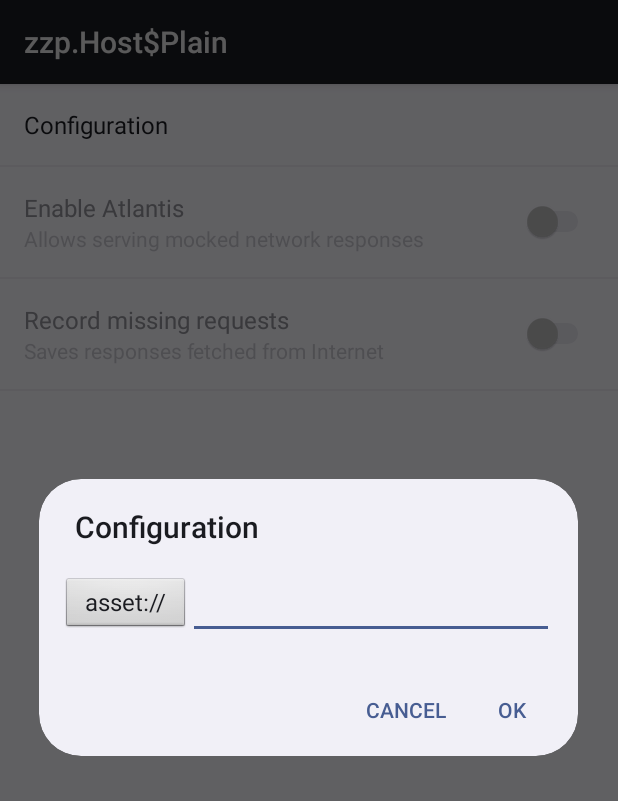
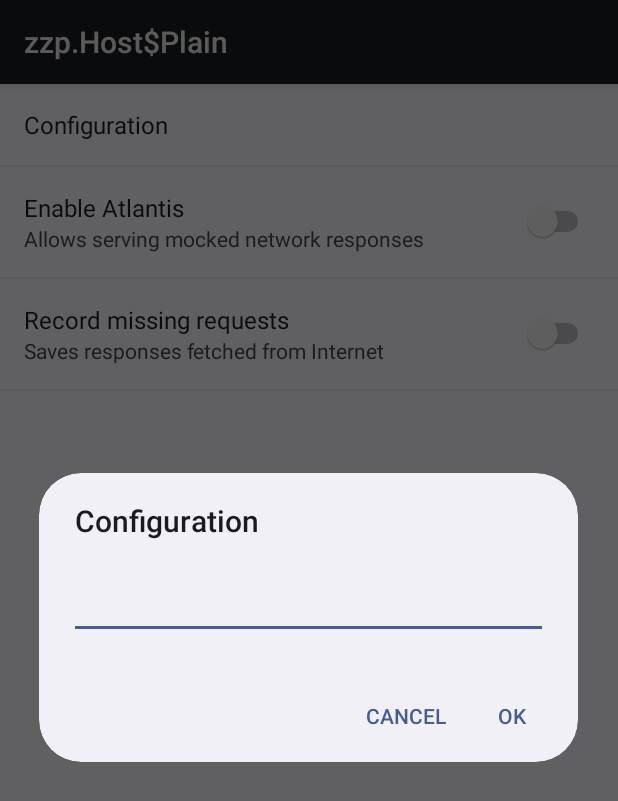
Before and after one commit to echsylon/atlantis-extra, an Android app: the fragment AtlantisSettingsFragment shown on its own in the app's theme, after a tap on "Configuration", on a phone screen of 412 x 824 dp. Shown: the top 801 px of the screen. Run offline under Robolectric (Android 15) with nearby library versions, the phone set to English and light mode, and no system bars; libraries missing offline, so code that uses them is left out: com.echsylon.atlantis.

Commit message:
Removes custom dialog preference

```diff
--- a/library/src/main/java/com/echsylon/atlantis/extra/AtlantisConfigurationPreference.java
+++ /dev/null
@@ -1,179 +0,0 @@
-package com.echsylon.atlantis.extra;
-
-import android.content.Context;
-import android.content.res.TypedArray;
-import android.os.Parcel;
-import android.os.Parcelable;
-import android.preference.DialogPreference;
-import android.util.AttributeSet;
-import android.view.View;
-import android.view.ViewGroup;
-import android.widget.EditText;
-import android.widget.Spinner;
-
-/**
- * This custom {@link DialogPreference} enables configuring a configuration
- * source for Atlantis. Valid sources are {@code "asset://..."} references,
- * {@code "file://..."} paths or {@code "http://..."} URL's.
- */
-class AtlantisConfigurationPreference extends DialogPreference {
-
-    /**
-     * A custom parcelable class persisting the current instance state of this
-     * preference object.
-     */
-    private static class SavedState extends BaseSavedState {
-        public static final Parcelable.Creator<SavedState> CREATOR =
-                new Parcelable.Creator<SavedState>() {
-                    public SavedState createFromParcel(Parcel in) {
-                        return new SavedState(in);
-                    }
-
-                    public SavedState[] newArray(int size) {
-                        return new SavedState[size];
-                    }
-                };
-
-        private String text;
-
-        private SavedState(Parcel source) {
-            super(source);
-            text = source.readString();
-        }
-
-        private SavedState(Parcelable superState) {
-            super(superState);
-        }
-
-        @Override
-        public void writeToParcel(Parcel dest, int flags) {
-            super.writeToParcel(dest, flags);
-            dest.writeString(text);
-        }
-    }
-
-    private TypeAdapter typeAdapter;
-    private Spinner typeSelector;
-    private EditText pathTextBox;
-
-    private String summaryPattern;
-    private String value;
-
-    public AtlantisConfigurationPreference(Context context, AttributeSet attrs) {
-        super(context, attrs);
-    }
-
-    @Override
-    protected View onCreateView(ViewGroup parent) {
-        View view = super.onCreateView(parent);
-        CharSequence summary = getSummary();
-        summaryPattern = summary != null ?
-                summary.toString() :
-                null;
-        setSummary(getPersistedString(""));
-        return view;
-    }
-
-    @Override
-    protected View onCreateDialogView() {
-        View view = super.onCreateDialogView();
-        typeAdapter = new TypeAdapter(getContext());
-        typeSelector = (Spinner) view.findViewById(R.id.type);
-        typeSelector.setAdapter(typeAdapter);
-        pathTextBox = (EditText) view.findViewById(R.id.text);
-        return view;
-    }
-
-    @Override
-    protected void onBindDialogView(View view) {
-        super.onBindDialogView(view);
-        setValue(getPersistedString(""));
-    }
-
-
-    @Override
-    protected void onDialogClosed(boolean positiveResult) {
-        super.onDialogClosed(positiveResult);
-        if (positiveResult) {
-            String path = pathTextBox.getText().toString();
-            if (!path.isEmpty()) {
-                TypeAdapter.Type type = (TypeAdapter.Type) typeSelector.getSelectedItem();
-                String value = type.value + path;
-                if (callChangeListener(value)) {
-                    setValue(value);
-                    setSummary(String.format(summaryPattern, value));
-                }
-            }
-        }
-    }
-
-    @Override
-    protected Object onGetDefaultValue(TypedArray a, int index) {
-        return a.getString(index);
-    }
-
-    @Override
-    protected void onSetInitialValue(boolean doRestore, Object defaultValue) {
-        setValue(doRestore ?
-                getPersistedString(value) :
-                (String) defaultValue);
-    }
-
-    @Override
-    public boolean shouldDisableDependents() {
-        return value == null || value.isEmpty() || super.shouldDisableDependents();
-    }
-
-    @Override
-    protected Parcelable onSaveInstanceState() {
-        final Parcelable superState = super.onSaveInstanceState();
-        if (isPersistent()) {
-            return superState;
-        }
-
-        final SavedState myState = new SavedState(superState);
-        myState.text = value;
-        return myState;
-    }
-
-    @Override
-    protected void onRestoreInstanceState(Parcelable state) {
-        if (state == null || !state.getClass().equals(SavedState.class)) {
-            super.onRestoreInstanceState(state);
-            return;
-        }
-
-        SavedState myState = (SavedState) state;
-        super.onRestoreInstanceState(myState.getSuperState());
-        setValue(myState.text);
-    }
-
-    /**
-     * Updates the UI and persists the given value.
-     *
-     * @param text The new configuration source to show and persist.
-     */
-    private void setValue(String text) {
-        value = text;
-        persistString(value);
-        notifyDependencyChange(shouldDisableDependents());
-        notifyChanged();
-
-        int splitIndex = text.indexOf("://");
-        if (splitIndex > 0) {
-            splitIndex += 3;
-
-            String path = text.substring(splitIndex);
-            if (pathTextBox != null)
-                pathTextBox.setText(path);
-
-            String scheme = text.substring(0, splitIndex);
-            if (typeSelector != null)
-                for (int i = 0, c = typeAdapter.getCount(); i < c; i++) {
-                    TypeAdapter.Type type = typeAdapter.getItem(i);
-                    if (type != null && scheme.equals(type.value))
-                        typeSelector.setSelection(i);
-                }
-        }
-    }
-}
--- a/library/src/main/java/com/echsylon/atlantis/extra/TypeAdapter.java
+++ /dev/null
@@ -1,70 +0,0 @@
-package com.echsylon.atlantis.extra;
-
-import android.content.Context;
-import android.view.LayoutInflater;
-import android.view.View;
-import android.view.ViewGroup;
-import android.widget.ArrayAdapter;
-import android.widget.TextView;
-
-/**
- * This class manages the configuration source types, available to use in the
- * {@link AtlantisConfigurationPreference}.
- */
-class TypeAdapter extends ArrayAdapter<TypeAdapter.Type> {
-
-    /**
-     * This enum describes all configuration source types supported.
-     */
-    enum Type {
-        ASSET(R.string.asset, "asset://"),
-        FILE(R.string.file, "file://"),
-        URL(R.string.url, "http://");
-
-        final int labelResId;
-        final String value;
-
-        Type(int label, String value) {
-            this.labelResId = label;
-            this.value = value;
-        }
-    }
-
-    TypeAdapter(Context context) {
-        super(context, View.NO_ID, Type.values());
-    }
-
-    @Override
-    public View getView(int position, View convertView, ViewGroup parent) {
-        Type type = getItem(position);
-        TextView textView = getView(convertView, android.R.layout.simple_spinner_item, parent);
-        textView.setText(type != null ? type.value : null);
-        return textView;
-    }
-
-    @Override
-    public View getDropDownView(int position, View convertView, ViewGroup parent) {
-        Type type = getItem(position);
-        TextView textView = getView(convertView, android.R.layout.simple_spinner_dropdown_item, parent);
-        textView.setText(type != null ? type.labelResId : -1);
-        return textView;
-    }
-
-    /**
-     * Returns a {@code TextView} to use in the type spinner. If the provided
-     * recycler view is null, then a new view will be inflated and returned
-     * instead.
-     *
-     * @param recyclerView The view to return if not null.
-     * @param layoutId     The id of the view layout to inflate if recycler view
-     *                     is null.
-     * @param parent       The parent view group to inflate the new layout in.
-     * @return A non-null text view.
-     */
-    private TextView getView(View recyclerView, int layoutId, ViewGroup parent) {
-        return recyclerView == null ?
-                (TextView) LayoutInflater.from(getContext()).inflate(layoutId, parent, false) :
-                (TextView) recyclerView;
-    }
-
-}
--- a/library/src/main/res/layout/view_configuration.xml
+++ /dev/null
@@ -1,24 +0,0 @@
-<?xml version="1.0" encoding="utf-8"?>
-<LinearLayout
-    xmlns:android="http://schemas.android.com/apk/res/android"
-    android:layout_width="match_parent"
-    android:layout_height="match_parent"
-    android:orientation="horizontal"
-    android:padding="16dp">
-
-    <Spinner
-        android:id="@+id/type"
-        style="@android:style/Widget.Button.Small"
-        android:layout_width="wrap_content"
-        android:layout_height="wrap_content"
-        android:layout_gravity="center_vertical"/>
-
-    <EditText
-        android:id="@+id/text"
-        android:layout_width="0dp"
-        android:layout_height="wrap_content"
-        android:layout_gravity="center_vertical"
-        android:layout_weight="1"
-        android:inputType="text"/>
-
-</LinearLayout>
--- a/library/src/main/res/values/strings.xml
+++ b/library/src/main/res/values/strings.xml
@@ -2,12 +2,9 @@
 <resources>
     <string name="allows_atlantis_to_serve">Allows serving mocked network responses</string>
     <string name="allows_recording_missing_requests">Saves responses fetched from Internet</string>
-    <string name="asset">Asset</string>
     <string name="atlantis">Atlantis Settings</string>
     <string name="check_configuration">Couln\'t enable Atlantis. Maybe you should check your mock configuration.</string>
     <string name="configuration">Configuration</string>
     <string name="enable_atlantis">Enable Atlantis</string>
     <string name="enable_recording">Record missing requests</string>
-    <string name="file">File</string>
-    <string name="url">URL</string>
 </resources>
--- a/library/src/main/res/xml/preferences.xml
+++ b/library/src/main/res/xml/preferences.xml
@@ -2,10 +2,8 @@
 <PreferenceScreen xmlns:android="http://schemas.android.com/apk/res/android">
 
     <!-- Configuration setting -->
-    <com.echsylon.atlantis.extra.AtlantisConfigurationPreference
-        android:dialogLayout="@layout/view_configuration"
         android:key="key_atlantis_configuration"
-        android:summary="%s"
+    <EditTextPreference
         android:title="@string/configuration"/>
 
     <!-- Enable/disable Atlantis setting -->
```
